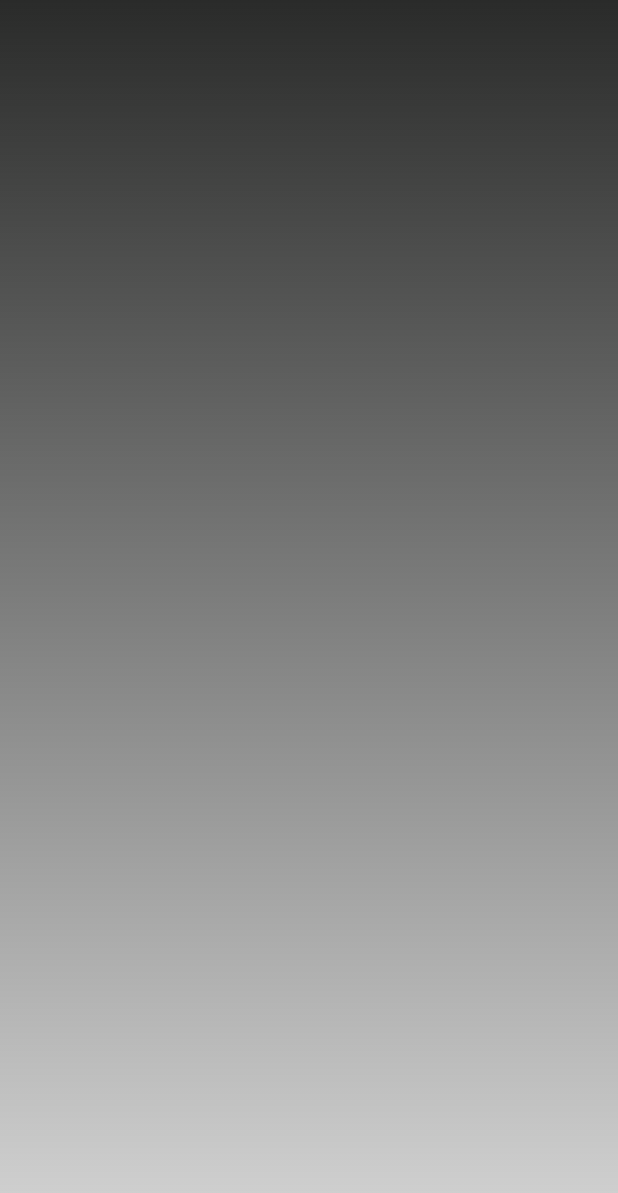
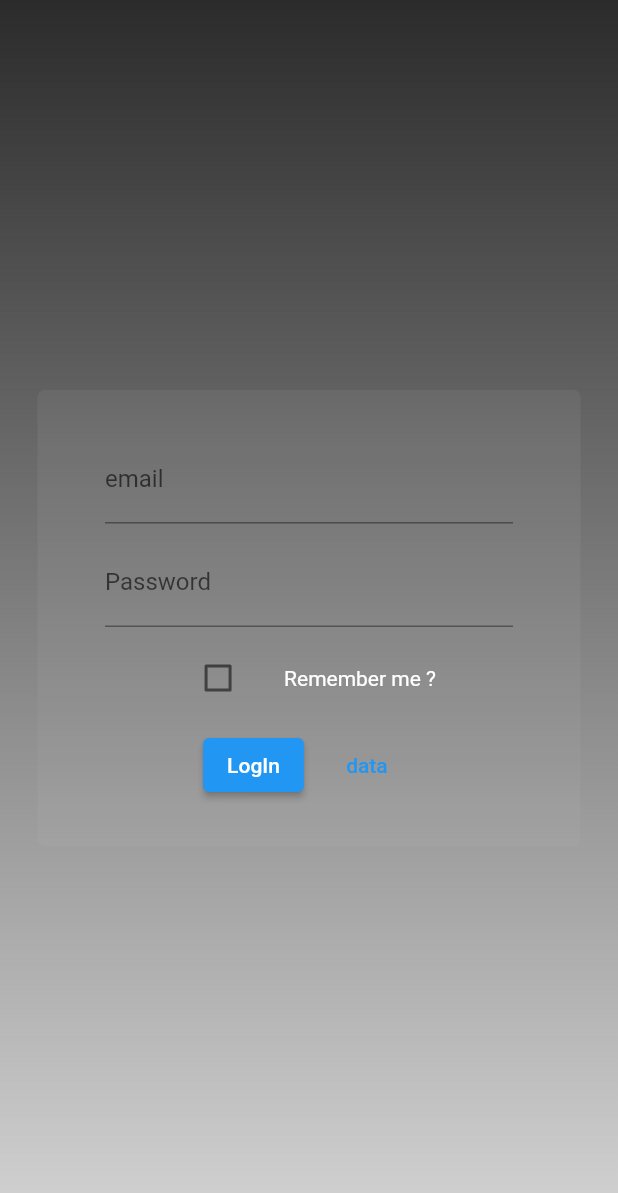
Before and after one commit to Akleodorion/faro-faro, a Flutter app: the screen it shows after launch, on a phone screen of 412 x 824 dp. Shown: the top 1193 px of the screen. Run offline on Flutter 3.47's test engine with Material 2 defaults, Android fonts, the phone set to English and light mode, and no system bars; our stand-ins replace dartz, equatable, get_it, internet_connection_checker, riverpod, shared_preferences.

Commit message:
Creation de la page de connexion, uniquement la card et les field en cas de log in

```diff
--- a/lib/features/user_authentification/presentation/pages/auth_screen_page.dart
+++ b/lib/features/user_authentification/presentation/pages/auth_screen_page.dart
@@ -1,13 +1,9 @@
+import 'package:faro_clean_tdd/features/user_authentification/presentation/widgets/auth_card.dart';
 import 'package:flutter/material.dart';
 
-class AuthScreen extends StatefulWidget {
+class AuthScreen extends StatelessWidget {
   const AuthScreen({super.key});
 
-  @override
-  State<AuthScreen> createState() => _AuthScreenState();
-}
-
-class _AuthScreenState extends State<AuthScreen> {
   @override
   Widget build(BuildContext context) {
     return Scaffold(
@@ -23,6 +19,7 @@ class _AuthScreenState extends State<AuthScreen> {
             ],
           ),
         ),
+        child: const AuthCard(),
       ),
     );
   }
--- /dev/null
+++ b/lib/features/user_authentification/presentation/widgets/auth_card.dart
@@ -0,0 +1,84 @@
+import 'dart:math';
+
+import 'package:faro_clean_tdd/features/user_authentification/presentation/widgets/email_text_form_field.dart';
+import 'package:faro_clean_tdd/features/user_authentification/presentation/widgets/password_text_form_field.dart';
+import 'package:faro_clean_tdd/features/user_authentification/presentation/widgets/remember_checkbox.dart';
+import 'package:faro_clean_tdd/features/user_authentification/presentation/widgets/usecase_elevated_button.dart';
+import 'package:flutter/material.dart';
+
+class AuthCard extends StatefulWidget {
+  const AuthCard({super.key});
+
+  @override
+  State<AuthCard> createState() => _AuthCardState();
+}
+
+class _AuthCardState extends State<AuthCard> {
+  final _formKey = GlobalKey<FormState>();
+  bool? _isChecked;
+
+  @override
+  Widget build(BuildContext context) {
+    return Center(
+      child: Padding(
+        padding: const EdgeInsets.all(25),
+        child: Container(
+          decoration: BoxDecoration(
+            color: const Color.fromRGBO(186, 186, 186, 0.1),
+            borderRadius: BorderRadius.circular(5),
+          ),
+          child: Form(
+              key: _formKey,
+              child: Padding(
+                padding:
+                    const EdgeInsets.symmetric(horizontal: 45, vertical: 30),
+                child: Column(
+                  mainAxisSize: MainAxisSize.min,
+                  children: [
+                    EmailTextFormField(
+                      key: ValueKey(Random()),
+                      intialValue: '',
+                    ),
+                    const SizedBox(
+                      height: 10,
+                    ),
+                    PasswordTextFormField(
+                      intialValue: '',
+                      key: ValueKey(Random()),
+                    ),
+                    const SizedBox(
+                      height: 10,
+                    ),
+                    RememberCheckbox(
+                      isChecked: _isChecked ?? false,
+                      onSwitch: (value) {
+                        setState(() {
+                          _isChecked = value;
+                        });
+                      },
+                    ),
+                    const SizedBox(
+                      height: 10,
+                    ),
+                    Row(
+                      mainAxisAlignment: MainAxisAlignment.center,
+                      mainAxisSize: MainAxisSize.min,
+                      children: [
+                        UsecaseElevatedButton(
+                          usecaseTitle: "LogIn",
+                          onUsecaseCall: () {},
+                        ),
+                        const SizedBox(
+                          width: 10,
+                        ),
+                        TextButton(onPressed: () {}, child: const Text('data'))
+                      ],
+                    )
+                  ],
+                ),
+              )),
+        ),
+      ),
+    );
+  }
+}
--- /dev/null
+++ b/lib/features/user_authentification/presentation/widgets/email_text_form_field.dart
@@ -0,0 +1,26 @@
+import 'package:flutter/material.dart';
+
+class EmailTextFormField extends StatelessWidget {
+  final String intialValue;
+
+  const EmailTextFormField({super.key, required this.intialValue});
+
+  @override
+  Widget build(BuildContext context) {
+    return TextFormField(
+      initialValue: intialValue,
+      decoration: const InputDecoration(
+        label: Text('email'),
+      ),
+      autocorrect: false,
+      keyboardType: TextInputType.emailAddress,
+      validator: (value) {
+        // appeler une fonction de validation d'email de notre choix.
+        return null;
+      },
+      onSaved: (newValue) {
+        // on enverra la valeur actuelle au form.
+      },
+    );
+  }
+}
--- /dev/null
+++ b/lib/features/user_authentification/presentation/widgets/password_text_form_field.dart
@@ -0,0 +1,27 @@
+import 'package:flutter/material.dart';
+
+class PasswordTextFormField extends StatelessWidget {
+  final String intialValue;
+
+  const PasswordTextFormField({super.key, required this.intialValue});
+
+  @override
+  Widget build(BuildContext context) {
+    return TextFormField(
+      initialValue: intialValue,
+      decoration: const InputDecoration(
+        label: Text('Password'),
+      ),
+      obscureText: true,
+      autocorrect: false,
+      keyboardType: TextInputType.text,
+      validator: (value) {
+        // appeler une fonction de validation de mot de passe de notre choix.
+        return null;
+      },
+      onSaved: (newValue) {
+        // on enverra la valeur actuelle au form.
+      },
+    );
+  }
+}
--- /dev/null
+++ b/lib/features/user_authentification/presentation/widgets/remember_checkbox.dart
@@ -0,0 +1,28 @@
+import 'package:flutter/material.dart';
+
+class RememberCheckbox extends StatelessWidget {
+  const RememberCheckbox(
+      {super.key, required this.isChecked, required this.onSwitch});
+  final bool isChecked;
+  final void Function(bool value) onSwitch;
+
+  @override
+  Widget build(BuildContext context) {
+    return Row(
+      mainAxisAlignment: MainAxisAlignment.center,
+      mainAxisSize: MainAxisSize.min,
+      children: [
+        Checkbox(
+            value: isChecked,
+            onChanged: (value) {
+              onSwitch(value!);
+            }),
+        const SizedBox(width: 20),
+        const Text(
+          'Remember me ?',
+          style: TextStyle(color: Colors.white),
+        )
+      ],
+    );
+  }
+}
--- /dev/null
+++ b/lib/features/user_authentification/presentation/widgets/usecase_elevated_button.dart
@@ -0,0 +1,17 @@
+import 'package:flutter/material.dart';
+
+class UsecaseElevatedButton extends StatelessWidget {
+  const UsecaseElevatedButton(
+      {super.key, required this.usecaseTitle, required this.onUsecaseCall});
+
+  final String usecaseTitle;
+  final void Function() onUsecaseCall;
+
+  @override
+  Widget build(BuildContext context) {
+    return ElevatedButton(
+      onPressed: onUsecaseCall,
+      child: Text(usecaseTitle),
+    );
+  }
+}
```
Also changed, not shown: 3 other files.
